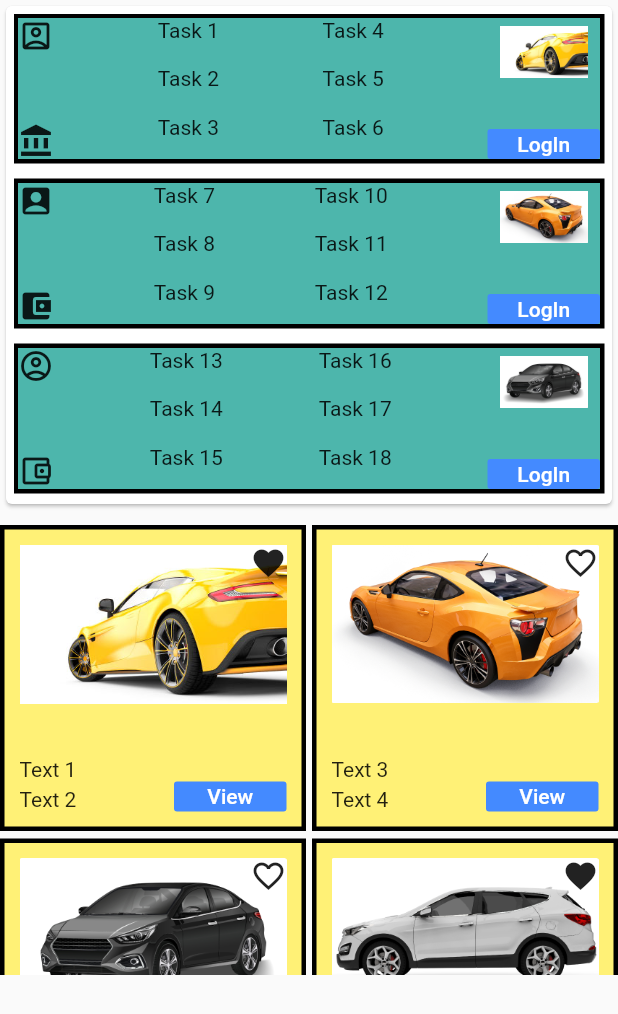
After one commit to YankitRajgor/New_Project, a Flutter app: the Test_lview screen opened directly, on a phone screen of 412 x 824 dp. The commit adds this screen. Shown: the top 1014 px of the screen. Run offline on Flutter 3.47's test engine with Material 2 defaults, Android fonts, the phone set to English and light mode, and no system bars; our stand-ins replace fluttertoast, google_fonts; missing offline and left inert: dart:ffi.

```diff
--- a/lib/Alert Dailog.dart
+++ b/lib/Alert Dailog.dart
@@ -62,7 +62,6 @@ class _Alert_Dailoug_ScreenState extends State<Alert_Dailoug_Screen> {
                 ),
               ),
             ),
-
           ],
         ),
       ),
--- a/lib/Drawer_practice.dart
+++ b/lib/Drawer_practice.dart
@@ -18,7 +18,7 @@ class _Drawer_PracticeState extends State<Drawer_Practice> {
         ),
         leading: IconButton(
           onPressed: () {
-            scaffoldKey.currentState?.openDrawer();
+            scaffoldKey.currentState?.openEndDrawer();
           },
           icon: Icon(Icons.account_box_outlined),
         ),
@@ -32,7 +32,7 @@ class _Drawer_PracticeState extends State<Drawer_Practice> {
           ),
         ],
       ),
-      drawer: Drawer(
+      endDrawer: Drawer(
         child: ListView(
           children: [
             UserAccountsDrawerHeader(
--- /dev/null
+++ b/lib/Lisiview_Test.dart
@@ -0,0 +1,285 @@
+import 'package:flutter/material.dart';
+
+class Test_lview extends StatefulWidget {
+  const Test_lview({super.key});
+
+  @override
+  State<Test_lview> createState() => _Test_lviewState();
+}
+
+class _Test_lviewState extends State<Test_lview> {
+  final List<dynamic> ItemList = [
+    {
+      "Icons": Icons.account_box_outlined,
+      "Icons2": Icons.account_balance,
+      "Test": "Task 1",
+      "Test2": "Task 2",
+      "Test3": "Task 3",
+      "Test4": "Task 4",
+      "Test5": "Task 5",
+      "Test6": "Task 6",
+      "Image": "assets/Ferrari Monza.jpg"
+    },
+    {
+      "Icons": Icons.account_box,
+      "Icons2": Icons.account_balance_wallet,
+      "Test": "Task 7",
+      "Test2": "Task 8",
+      "Test3": "Task 9",
+      "Test4": "Task 10",
+      "Test5": "Task 11",
+      "Test6": "Task 12",
+      "Image": "assets/Ferrari LaFerrari.png"
+    },
+    {
+      "Icons": Icons.account_circle_outlined,
+      "Icons2": Icons.account_balance_wallet_outlined,
+      "Test": "Task 13",
+      "Test2": "Task 14",
+      "Test3": "Task 15",
+      "Test4": "Task 16",
+      "Test5": "Task 17",
+      "Test6": "Task 18",
+      "Image": "assets/Bentley Bacalar.png"
+    },
+  ];
+  List<dynamic> images = [
+    {
+      "Image_": "assets/Ferrari Monza.jpg",
+      "Icons": Icons.favorite,
+      "Test_": "Text 1",
+      "Test__": "Text 2"
+    },
+    {
+      "Image_": "assets/Ferrari LaFerrari.png",
+      "Icons": Icons.favorite_border,
+      "Test_": "Text 3",
+      "Test__": "Text 4"
+    },
+    {
+      "Image_": "assets/Bentley Bacalar.png",
+      "Icons": Icons.favorite_border,
+      "Test_": "Text 5",
+      "Test__": "Text 6"
+    },
+    {
+      "Image_": "assets/Jeep Gladiator.png",
+      "Icons": Icons.favorite,
+      "Test_": "Text 7",
+      "Test__": "Text 8"
+    },
+    {
+      "Image_": "assets/Jensen Interceptor.png",
+      "Icons": Icons.favorite,
+      "Test_": "Text 9",
+      "Test__": "Text 10"
+    },
+    {
+      "Image_": "assets/SP12 EC Luxury.png",
+      "Icons": Icons.favorite_border,
+      "Test_": "Text 11",
+      "Test__": "Text 12"
+    },
+  ];
+
+  @override
+  Widget build(BuildContext context) {
+    return SafeArea(
+      child: Scaffold(
+        body: SingleChildScrollView(
+          child: Column(
+            children: [
+              Card(
+                child: Container(
+                  padding: EdgeInsets.all(5),
+                  height: 332,
+                  child: Flexible(
+                    child: ListView.builder(
+                        itemCount: 3,
+                        physics: NeverScrollableScrollPhysics(),
+                        itemBuilder: (BuildContext Context, int index) {
+                          return Container(
+                            child: Column(
+                              mainAxisAlignment: MainAxisAlignment.spaceBetween,
+                              children: [
+                                Container(
+                                  decoration: BoxDecoration(
+                                      border: Border.all(width: 3, color: Colors.black),color: Colors.teal[300]),
+                                  height: 100,
+                                  child: Row(
+                                    mainAxisAlignment:
+                                        MainAxisAlignment.spaceBetween,
+                                    children: [
+                                      Column(
+                                        mainAxisAlignment:
+                                            MainAxisAlignment.spaceBetween,
+                                        children: [
+                                          Container(
+                                            child:
+                                                Icon(ItemList[index]["Icons"]),
+                                          ),
+                                          SizedBox(
+                                            height: 20,
+                                          ),
+                                          Container(
+                                            child:
+                                                Icon(ItemList[index]["Icons2"]),
+                                          ),
+                                        ],
+                                      ),
+                                      Column(
+                                        mainAxisAlignment:
+                                        MainAxisAlignment.spaceBetween,
+                                        children: [
+                                          Container(
+                                            child:
+                                                Text(ItemList[index]["Test"]),
+                                          ),
+                                          SizedBox(
+                                            height: 10,
+                                          ),
+                                          Container(
+                                            child:
+                                                Text(ItemList[index]["Test2"]),
+                                          ),
+                                          SizedBox(
+                                            height: 10,
+                                          ),
+                                          Container(
+                                            child:
+                                                Text(ItemList[index]["Test3"]),
+                                          ),
+                                          SizedBox(
+                                            height: 10,
+                                          ),
+                                        ],
+                                      ),
+                                      Column(
+                                        mainAxisAlignment:
+                                        MainAxisAlignment.spaceBetween,
+                                        children: [
+                                          Container(
+                                            child:
+                                                Text(ItemList[index]["Test4"]),
+                                          ),
+                                          SizedBox(
+                                            height: 10,
+                                          ),
+                                          Container(
+                                            child:
+                                                Text(ItemList[index]["Test5"]),
+                                          ),
+                                          SizedBox(
+                                            height: 10,
+                                          ),
+                                          Container(
+                                            child:
+                                                Text(ItemList[index]["Test6"]),
+                                          ),
+                                          SizedBox(
+                                            height: 10,
+                                          ),
+                                        ],
+                                      ),
+                                      Column(
+                                        mainAxisAlignment:
+                                            MainAxisAlignment.spaceBetween,
+                                        children: [
+                                          Container(
+                                            padding: EdgeInsets.only(top: 5),
+                                            height: 40,
+                                            child: Image.asset(
+                                                ItemList[index]["Image"]),
+                                          ),
+                                          SizedBox(
+                                            height: 10,
+                                          ),
+                                          Container(
+                                            height: 20,
+                                            width: 75,
+                                            child: FlatButton(
+                                              child: Text(
+                                                'LogIn',
+                                              ),
+                                              color: Colors.blueAccent,
+                                              textColor: Colors.white,
+                                              onPressed: () {},
+                                            ),
+                                          ),
+                                        ],
+                                      ),
+                                    ],
+                                  ),
+                                ),
+                                // Divider(color: Colors.black, height: 3),
+                                SizedBox(
+                                  height: 10,
+                                ),
+                              ],
+                            ),
+                          );
+                        }),
+                  ),
+                ),
+              ),
+              SizedBox(
+                height: 10,
+              ),
+              Container(
+                // color: Colors.yellow[300],
+                height: 300,
+                child: GridView.builder(
+                    // physics: NeverScrollableScrollPhysics(),
+                    itemCount: images.length,
+                    gridDelegate: SliverGridDelegateWithFixedCrossAxisCount(
+                        crossAxisCount: 2,
+                        crossAxisSpacing: 4,
+                        mainAxisSpacing: 5),
+                    itemBuilder: (BuildContext Context, int index) {
+                      return Container(
+                        decoration: BoxDecoration(border: Border.all(width: 3),color: Colors.yellow[300]),
+                        padding: EdgeInsets.all(10),
+                        child: Stack(
+                          children: [
+                            Container(
+                              child: Image.asset(images[index]["Image_"]),
+                            ),
+                            Positioned(
+                              right: 0,
+                              child: Icon(images[index]["Icons"]),
+                            ),
+                            Positioned(
+                              bottom: 0,
+                              child: Text(images[index]["Test__"]),
+                            ),
+                            Positioned(
+                              bottom: 20,
+                              child: Text(images[index]["Test_"]),
+                            ),
+                            Positioned(
+                                right: 0,
+                                bottom: 0,
+                                child: Container(
+                                  height: 20,
+                                  width: 75,
+                                  child: FlatButton(
+                                    child: Text(
+                                      'View',
+                                    ),
+                                    color: Colors.blueAccent,
+                                    textColor: Colors.white,
+                                    onPressed: () {},
+                                  ),
+                                ))
+                          ],
+                        ),
+                      );
+                    }),
+              ),
+            ],
+          ),
+        ),
+      ),
+    );
+  }
+}
--- a/lib/Listview_Builder.dart
+++ b/lib/Listview_Builder.dart
@@ -47,7 +47,9 @@ class _Listview_BuilderState extends State<Listview_Builder> {
                                 'List ${entries[index]}',
                                 style: TextStyle(fontSize: 20),
                               ),
-                              SizedBox(width: 10,),
+                              SizedBox(
+                                width: 10,
+                              ),
                               Container(
                                   color: Colors.green,
                                   height: 70,
--- /dev/null
+++ b/lib/ModalBottomSheet.dart
@@ -0,0 +1,77 @@
+import 'package:flutter/material.dart';
+
+class Model_Bottem_Sheet extends StatefulWidget {
+  const Model_Bottem_Sheet({super.key});
+
+  @override
+  State<Model_Bottem_Sheet> createState() => _Model_Bottem_SheetState();
+}
+
+class _Model_Bottem_SheetState extends State<Model_Bottem_Sheet> {
+
+
+  _showmodelbottomsheet(BuildContext context) async{
+    return showModalBottomSheet(
+      context: context,
+      backgroundColor: Colors.yellow[300],
+      anchorPoint: Offset(100, 10),
+      elevation: 10,
+      shape: OutlineInputBorder(
+        borderSide: BorderSide(
+          color: Colors.black,
+          width: 2,
+        ),
+        borderRadius: BorderRadius.circular(20),
+      ),
+      barrierColor: Colors.transparent,
+      constraints: BoxConstraints(
+        minWidth: 50,
+        maxHeight: 400,
+      ),
+      builder: (BuildContext context) {
+        return Container(
+          height: 400,
+          width: double.maxFinite,
+          // color: Colors.red,
+          child: Column(
+            mainAxisAlignment: MainAxisAlignment.center,
+            children: [
+              ElevatedButton(
+                  onPressed: () => Navigator.pop(context),
+                  child: Text("Close")),
+
+            ],
+          ),
+        );
+      },
+    );
+
+}
+
+  @override
+  Widget build(BuildContext context) {
+    return SafeArea(
+        child: Scaffold(
+      appBar: AppBar(
+        elevation: 10,
+        centerTitle: true,
+        title: Text(
+          "Model Bottom Sheet",
+          style: TextStyle(
+            fontSize: 25,
+          ),
+        ),
+      ),
+      body: Center(
+        child: ElevatedButton(
+          onPressed: () {
+            _showmodelbottomsheet(context);
+          },
+          child: Text(
+            "ShowModelBottomSheet",
+          ),
+        ),
+      ),
+    ));
+  }
+}
--- a/lib/Stack and Position.dart
+++ b/lib/Stack and Position.dart
@@ -8,6 +8,8 @@ class Stack_Position extends StatefulWidget {
 }
 
 class _Stack_PositionState extends State<Stack_Position> {
+  final List<int> numbers = List.generate(100, (index) => index + 1);
+
   @override
   Widget build(BuildContext context) {
     return SafeArea(
--- a/lib/TextField_Signup.dart
+++ b/lib/TextField_Signup.dart
@@ -109,6 +109,7 @@ class _TextField_practiceState extends State<TextField_practice> {
                         ),
                         Container(
                           child: TextFormField(
+                            obscureText: true,
                             decoration: InputDecoration(
                               border: OutlineInputBorder(),
                               prefixIcon: Icon(Icons.lock_rounded),
@@ -127,6 +128,7 @@ class _TextField_practiceState extends State<TextField_practice> {
                         ),
                         Container(
                           child: TextFormField(
+                            obscureText: true,
                             decoration: InputDecoration(
                               border: OutlineInputBorder(),
                               prefixIcon: Icon(Icons.lock_rounded),
--- a/lib/login_box.dart
+++ b/lib/login_box.dart
@@ -89,6 +89,7 @@ class _Login_BoxState extends State<Login_Box> {
                       ),
                       Container(
                         child: TextFormField(
+                          obscureText: true,
                           decoration: InputDecoration(
                             border: OutlineInputBorder(),
                             prefixIcon: Icon(Icons.lock_rounded),
--- a/lib/main.dart
+++ b/lib/main.dart
@@ -10,7 +10,9 @@ import 'GView.dart';
 import 'Gride view Builder.dart';
 import 'GrideView.dart';
 import 'GrideView_task.dart';
+import 'Lisiview_Test.dart';
 import 'Listview_Builder.dart';
+import 'ModalBottomSheet.dart';
 import 'RadioButton.dart';
 import 'Radiobutton_Screen.dart';
 import 'Slider_Screen.dart';
@@ -48,7 +50,7 @@ class MyApp extends StatelessWidget {
       theme: ThemeData(
         primarySwatch: Colors.blue,
       ),
-      home: list_view_task(),
+      home: Model_Bottem_Sheet(),
     );
   }
 }
```
